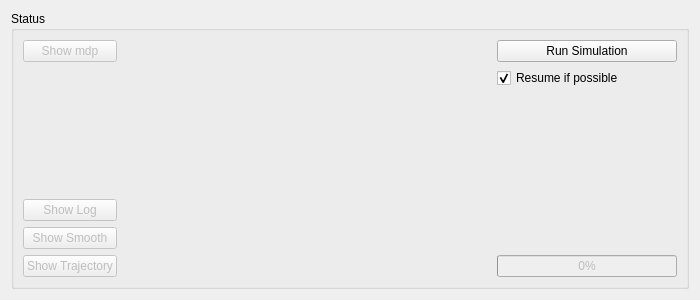
First picture: the form in ui/simulationstatus.ui, repository breuerss/gromacs-ui, before the edit.
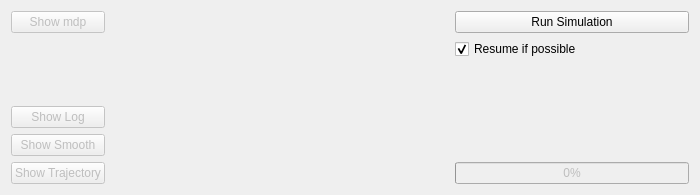
Second picture: the form after the edit. Icons and pictures are not drawn.

Commit message: feature: remove duplicate status box

Patch:
```diff
--- a/ui/simulationstatus.ui
+++ b/ui/simulationstatus.ui
@@ -7,19 +7,13 @@
     <x>0</x>
     <y>0</y>
     <width>700</width>
-    <height>300</height>
+    <height>195</height>
    </rect>
   </property>
   <property name="windowTitle">
    <string>Form</string>
   </property>
-  <layout class="QVBoxLayout" name="verticalLayout">
-   <item>
-    <widget class="QGroupBox" name="groupBox">
-     <property name="title">
-      <string>Status</string>
-     </property>
-     <layout class="QHBoxLayout" name="horizontalLayout_6">
+  <layout class="QHBoxLayout" name="horizontalLayout">
       <item>
        <layout class="QVBoxLayout" name="verticalLayout_30">
         <item>
@@ -96,7 +90,7 @@
         </property>
         <property name="sizeHint" stdset="0">
          <size>
-          <width>714</width>
+       <width>344</width>
           <height>20</height>
          </size>
         </property>
@@ -168,9 +162,6 @@
          </widget>
         </item>
        </layout>
-      </item>
-     </layout>
-    </widget>
    </item>
   </layout>
  </widget>
```
Lines whose indentation alone changed are shown as unchanged.
